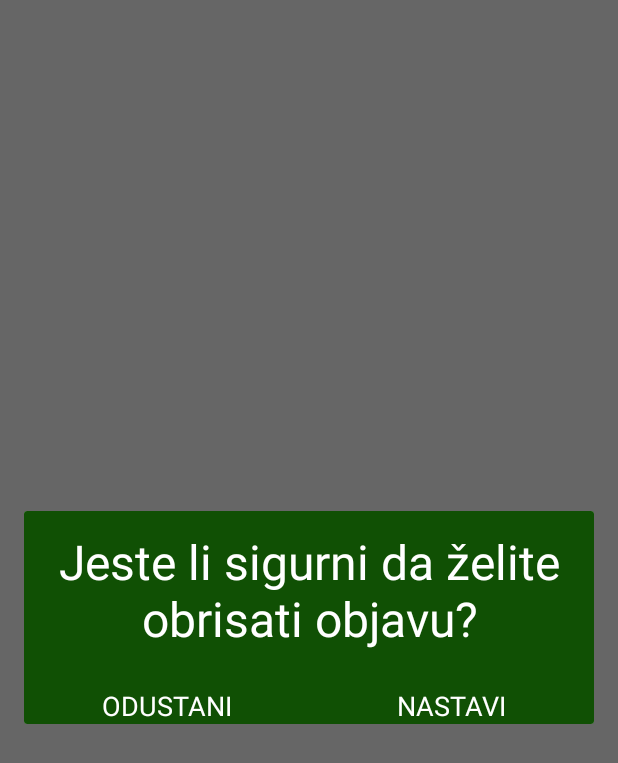
After one commit to anovinc/BelaBlok, an Android app: the fragment DeletePostDialog placed in its activity, on a phone screen of 412 x 824 dp. The commit adds this screen. Shown: the top 763 px of the screen. Run offline under Robolectric (Android 15) with nearby library versions, the phone set to English and light mode, and no system bars; 2 statements that could not run were skipped.

Commit message:
implement option to delete user poset

```diff
--- a/app/src/main/java/com/example/belablok/di/Modules.kt
+++ b/app/src/main/java/com/example/belablok/di/Modules.kt
@@ -41,6 +41,9 @@ val viewModelModule = module {
     viewModel { ProfileViewModel(get()) }
 
     viewModel { PostsPageViewModel(get()) }
+
+    viewModel { DeletePostViewModel(get()) }
+
 
 
 }
--- a/app/src/main/java/com/example/belablok/extensions/Extensions.kt
+++ b/app/src/main/java/com/example/belablok/extensions/Extensions.kt
@@ -3,6 +3,7 @@ package com.example.belablok.extensions
 import android.view.MenuItem
 import android.view.View
 import android.view.View.INVISIBLE
+import android.widget.AdapterView
 import androidx.constraintlayout.widget.ConstraintSet.INVISIBLE
 
 inline fun View.onClick(crossinline onClick: () -> Unit) {
@@ -10,7 +11,6 @@ inline fun View.onClick(crossinline onClick: () -> Unit) {
         onClick()
     }
 }
-
 inline fun MenuItem.invisible() {
     isVisible = false
 }
--- a/app/src/main/java/com/example/belablok/model/Post.kt
+++ b/app/src/main/java/com/example/belablok/model/Post.kt
@@ -2,6 +2,7 @@ package com.example.belablok.model
 
 
 data class Post(
+    val id: Int,
     val title: String?,
     val imageUrl: String
 )
--- a/app/src/main/java/com/example/belablok/ui/posts/PostsPageFragment.kt
+++ b/app/src/main/java/com/example/belablok/ui/posts/PostsPageFragment.kt
@@ -6,9 +6,7 @@ import android.view.ViewGroup
 import androidx.recyclerview.widget.LinearLayoutManager
 import com.example.belablok.databinding.FragmentPostsPageBinding
 import com.example.belablok.ui.base.BaseFragment
-import com.example.belablok.ui.posts.adapters.PostListViewHolder
 import com.example.belablok.ui.posts.adapters.PostsListAdpater
-import com.example.belablok.ui.profile.adapters.UserPostListAdapter
 import com.example.belablok.ui.viewmodels.PostsPageViewModel
 import org.koin.android.ext.android.inject
 
--- /dev/null
+++ b/app/src/main/java/com/example/belablok/ui/profile/DeletePostDialog.kt
@@ -0,0 +1,47 @@
+package com.example.belablok.ui.profile
+
+import android.os.Bundle
+import android.view.LayoutInflater
+import android.view.View
+import android.view.ViewGroup
+import androidx.fragment.app.DialogFragment
+import androidx.navigation.fragment.navArgs
+import com.example.belablok.databinding.DialogDeletePostBinding
+import com.example.belablok.extensions.onClick
+import com.example.belablok.ui.viewmodels.DeletePostViewModel
+import org.koin.android.ext.android.inject
+
+class DeletePostDialog : DialogFragment() {
+    private val viewmodel : DeletePostViewModel by inject()
+    private lateinit var binding: DialogDeletePostBinding
+    private val args: DeletePostDialogArgs by navArgs()
+
+    override fun onCreateView(
+        inflater: LayoutInflater,
+        container: ViewGroup?,
+        savedInstanceState: Bundle?
+    ): View? {
+        binding = DialogDeletePostBinding.inflate(inflater, container, false)
+        return binding.root
+    }
+
+    override fun onViewCreated(view: View, savedInstanceState: Bundle?) {
+        binding.apply {
+            tvAccept.onClick {
+                deletePost(args.id)
+                dismiss()
+            }
+            tvCancel.onClick {
+                dismiss()
+            }
+        }
+    }
+    override fun onStart() {
+        super.onStart()
+        isCancelable = false
+    }
+    private fun deletePost(id: Int) {
+        viewmodel.deletePost(id)
+    }
+
+}
--- a/app/src/main/java/com/example/belablok/ui/profile/adapters/UserPostListAdapter.kt
+++ b/app/src/main/java/com/example/belablok/ui/profile/adapters/UserPostListAdapter.kt
@@ -4,9 +4,10 @@ import android.view.LayoutInflater
 import android.view.ViewGroup
 import androidx.recyclerview.widget.RecyclerView
 import com.example.belablok.databinding.ItemUserPostBinding
+import com.example.belablok.model.GameRound
 import com.example.belablok.model.Post
 
-class UserPostListAdapter: RecyclerView.Adapter<UserPostViewHolder>() {
+class UserPostListAdapter(private val onItemClicked:(Post) -> Unit): RecyclerView.Adapter<UserPostViewHolder>() {
 
     private val userPosts: MutableList<Post> = mutableListOf()
 
@@ -16,7 +17,7 @@ class UserPostListAdapter: RecyclerView.Adapter<UserPostViewHolder>() {
         this.notifyDataSetChanged()
     }
     override fun onCreateViewHolder(parent: ViewGroup, viewType: Int): UserPostViewHolder {
-        return UserPostViewHolder(ItemUserPostBinding.inflate(LayoutInflater.from(parent.context), parent, false))
+        return UserPostViewHolder(ItemUserPostBinding.inflate(LayoutInflater.from(parent.context), parent, false),onItemClicked)
     }
 
     override fun onBindViewHolder(holder: UserPostViewHolder, position: Int) {
--- /dev/null
+++ b/app/src/main/res/drawable/ic_baseline_delete_24.xml
@@ -0,0 +1,5 @@
+<vector android:height="24dp" android:tint="#F50434"
+    android:viewportHeight="24" android:viewportWidth="24"
+    android:width="24dp" xmlns:android="http://schemas.android.com/apk/res/android">
+    <path android:fillColor="@android:color/white" android:pathData="M6,19c0,1.1 0.9,2 2,2h8c1.1,0 2,-0.9 2,-2V7H6v12zM19,4h-3.5l-1,-1h-5l-1,1H5v2h14V4z"/>
+</vector>
--- /dev/null
+++ b/app/src/main/res/layout/dialog_delete_post.xml
@@ -0,0 +1,47 @@
+<?xml version="1.0" encoding="utf-8"?>
+<androidx.constraintlayout.widget.ConstraintLayout xmlns:android="http://schemas.android.com/apk/res/android"
+    android:layout_width="match_parent"
+    xmlns:app="http://schemas.android.com/apk/res-auto"
+    android:background="@color/green_500"
+    android:layout_height="match_parent">
+
+    <TextView
+        android:layout_width="match_parent"
+        android:layout_height="wrap_content"
+        android:id="@+id/tv_delete_post_desc"
+        android:text="Jeste li sigurni da želite obrisati objavu?"
+        android:textColor="@color/white"
+        android:textAlignment="center"
+        app:layout_constraintTop_toTopOf="parent"
+        app:layout_constraintStart_toStartOf="parent"
+        app:layout_constraintEnd_toEndOf="parent"
+        android:layout_margin="@dimen/margin_small"
+        android:textSize="32sp"></TextView>
+
+    <TextView
+        android:layout_margin="@dimen/margin_medium"
+        android:layout_width="0dp"
+        android:layout_height="wrap_content"
+        android:id="@+id/tv_cancel"
+        android:textAlignment="center"
+        app:layout_constraintStart_toStartOf="parent"
+        app:layout_constraintTop_toBottomOf="@id/tv_delete_post_desc"
+        android:text="ODUSTANI"
+        app:layout_constraintEnd_toStartOf="@id/tv_accept"
+        android:textColor="@color/white"
+        android:textSize="18sp"></TextView>
+
+    <TextView
+        android:layout_margin="@dimen/margin_medium"
+        android:layout_width="0dp"
+        android:layout_height="wrap_content"
+        android:id="@+id/tv_accept"
+        android:textAlignment="center"
+        app:layout_constraintTop_toBottomOf="@id/tv_delete_post_desc"
+        android:text="NASTAVI"
+        app:layout_constraintStart_toEndOf="@id/tv_cancel"
+        android:textColor="@color/white"
+        android:textSize="18sp"
+        app:layout_constraintEnd_toEndOf="parent"></TextView>
+
+</androidx.constraintlayout.widget.ConstraintLayout>
--- a/app/src/main/res/layout/fragment_posts_page.xml
+++ b/app/src/main/res/layout/fragment_posts_page.xml
@@ -6,6 +6,7 @@
     android:layout_height="match_parent">
 
     <androidx.recyclerview.widget.RecyclerView
+        android:background="@color/green_500"
         android:layout_marginBottom="@dimen/margin_medium"
         android:layout_width="match_parent"
         android:id="@+id/recycler"
--- a/app/src/main/res/navigation/navigation.xml
+++ b/app/src/main/res/navigation/navigation.xml
@@ -118,10 +118,21 @@
         <action
             android:id="@+id/action_profileFragment_to_newPostDialog"
             app:destination="@id/newPostDialog" />
+        <action
+            android:id="@+id/action_profileFragment_to_deletePostDialog"
+            app:destination="@id/deletePostDialog" />
     </fragment>
     <dialog
         android:id="@+id/newPostDialog"
         android:name="com.example.belablok.ui.profile.NewPostDialog"
         android:label="NewPostDialog" />
+    <dialog
+        android:id="@+id/deletePostDialog"
+        android:name="com.example.belablok.ui.profile.DeletePostDialog"
+        android:label="DeletePostDialog" >
+        <argument
+            android:name="id"
+            app:argType="integer" />
+    </dialog>
 
 </navigation>
```
Also changed, not shown: app/src/main/java/com/example/belablok/data/PrefsManager.kt (+9 -0 lines), app/src/main/java/com/example/belablok/repositories/PostsRepository.kt (+29 -2 lines), app/src/main/java/com/example/belablok/ui/profile/ProfileFragment.kt (+11 -1 lines), app/src/main/java/com/example/belablok/ui/profile/adapters/UserPostViewHolder.kt (+26 -1 lines), app/src/main/java/com/example/belablok/ui/viewmodels/DeletePostViewModel.kt (added, +14 -0 lines), app/src/main/res/layout/item_user_post.xml (+12 -4 lines).
